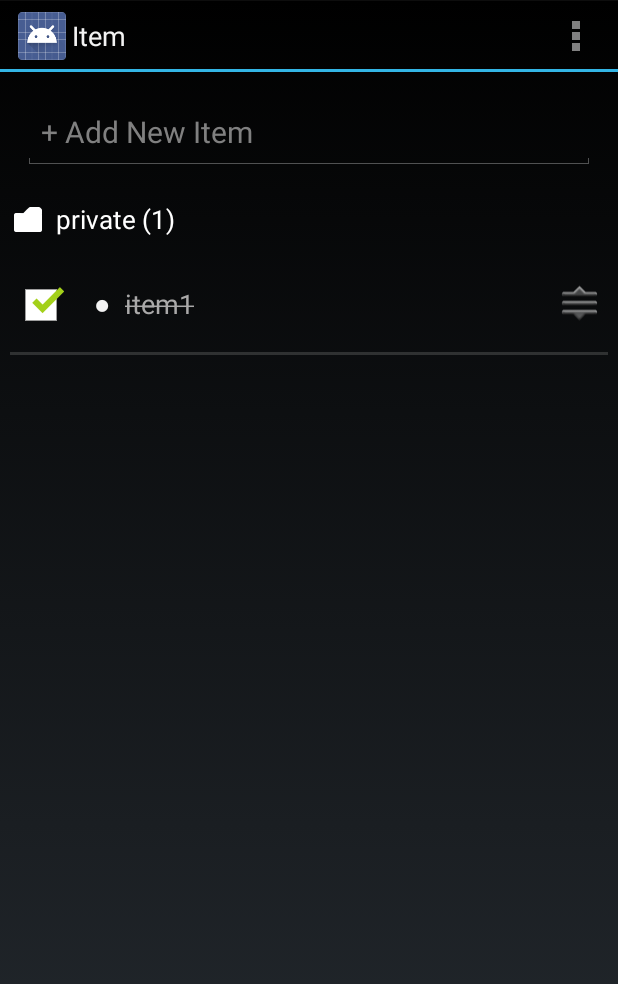
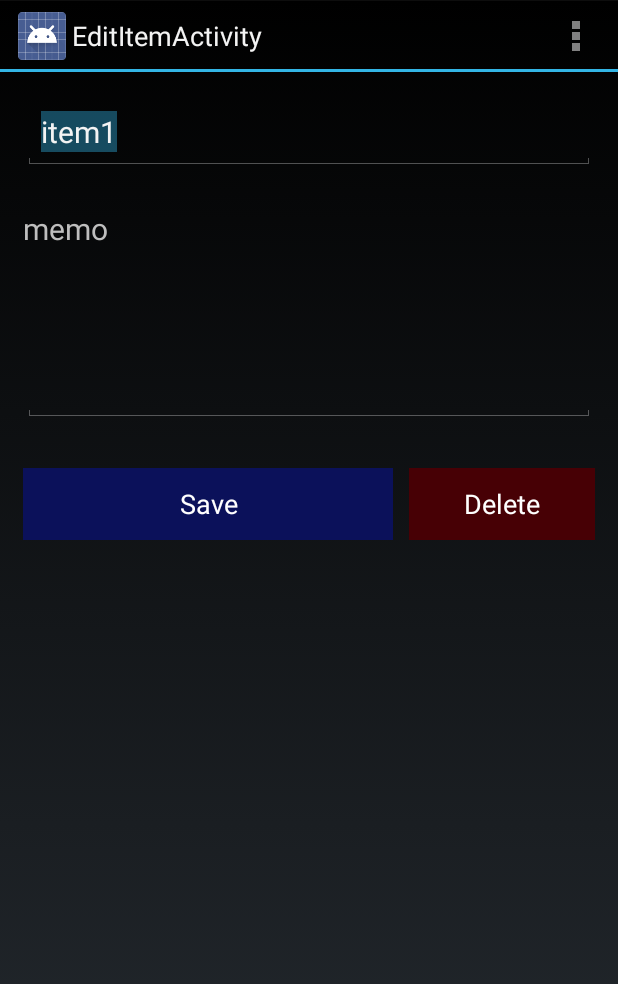
Before and after one commit to nBeebz/ListGet, an Android app: the ItemActivity screen opened directly, with no data from a screen before it, after a tap on an icon or button, on a phone screen of 412 x 824 dp. Shown: the top 984 px of the screen. Run offline under Robolectric (Android 15) with nearby library versions, the phone set to English and light mode, and no system bars; 12 statements that could not run were skipped; 2 other taps on this screen came first.

Commit message:
added edit item activity and edit list activity

```diff
--- /dev/null
+++ b/app/src/main/java/com/example/nav/listget/Activities/EditItemActivity.java
@@ -0,0 +1,172 @@
+package com.example.nav.listget.Activities;
+
+import android.app.Activity;
+import android.content.ContentValues;
+import android.content.Context;
+import android.content.Intent;
+import android.database.Cursor;
+import android.database.sqlite.SQLiteDatabase;
+import android.os.Bundle;
+import android.view.Menu;
+import android.view.MenuItem;
+import android.view.View;
+import android.view.View.OnClickListener;
+import android.view.inputmethod.InputMethodManager;
+import android.widget.Button;
+import android.widget.EditText;
+
+import com.example.nav.listget.DBHelper;
+import com.example.nav.listget.R;
+import com.example.nav.listget.parcelable.ItemObject;
+import com.example.nav.listget.parcelable.ListObject;
+
+public class EditItemActivity extends Activity {
+
+
+    EditText itemName;
+    EditText textMemo;
+    int selectedItem;
+    int selectedCat;
+    @Override
+    protected void onCreate(Bundle savedInstanceState) {
+        super.onCreate(savedInstanceState);
+        setContentView(R.layout.activity_edit_item);
+        MyOnFocusChangeListener focusChangeListener = new MyOnFocusChangeListener();
+        //itemName
+        itemName = (EditText)findViewById(R.id.item_value);
+        itemName.setOnFocusChangeListener(focusChangeListener);
+        //memo
+        textMemo = (EditText)findViewById(R.id.memo);
+        textMemo.setOnFocusChangeListener(focusChangeListener);
+        setButtons();
+        Intent intent = getIntent();;
+        selectedItem = ((ItemObject) intent.getExtras().getSerializable("item")).getItemId();
+        selectedCat = ((ListObject) intent.getExtras().getSerializable("list")).getCategoryId();
+
+    }
+
+
+    @Override
+    public boolean onCreateOptionsMenu(Menu menu) {
+        // Inflate the menu; this adds items to the action bar if it is present.
+        getMenuInflater().inflate(R.menu.edit_list, menu);
+        return true;
+    }
+
+    @Override
+    public boolean onOptionsItemSelected(MenuItem item) {
+        // Handle action bar item clicks here. The action bar will
+        // automatically handle clicks on the Home/Up button, so long
+        // as you specify a parent activity in AndroidManifest.xml.
+        int id = item.getItemId();
+        if (id == R.id.action_settings) {
+            return true;
+        }
+        return super.onOptionsItemSelected(item);
+    }
+
+
+
+    @Override
+    public void onStart() {
+        // TODO Auto-generated method stub
+        super.onStart();
+        setStoredData();
+    }
+
+    /**
+     * close soft keyboad
+     */
+    public class MyOnFocusChangeListener implements View.OnFocusChangeListener{
+        @Override
+        public void onFocusChange(View v, boolean hasFocus) {
+            if (hasFocus == false) {
+                InputMethodManager imm = (InputMethodManager)getSystemService(Context.INPUT_METHOD_SERVICE);
+                imm.hideSoftInputFromWindow(v.getWindowToken(), InputMethodManager.HIDE_NOT_ALWAYS);
+            }
+        }
+    }
+    /**
+     *	set listener to buttons
+     */
+    public void setButtons(){
+        ClickListener listener = new ClickListener();
+        Button btn3 = (Button)findViewById(R.id.save);
+        btn3.setOnClickListener(listener);
+        Button btn4 = (Button)findViewById(R.id.delete);
+        btn4.setOnClickListener(listener);
+    }
+
+
+    /**
+     * put data to edit text
+     */
+    private void setStoredData(){
+        DBHelper helper = new DBHelper(this);
+        SQLiteDatabase db = helper.getReadableDatabase();
+        Cursor c = (Cursor)db.rawQuery("select * from items where itemId="+selectedItem+";", null);
+        if(c.moveToFirst()){
+            itemName.setText(c.getString(c.getColumnIndex("item")));
+            textMemo.setText(c.getString(c.getColumnIndex("memo")));
+        }
+        db.close();
+    }
+
+
+
+    /**
+     * listener class
+     */
+
+    class ClickListener implements OnClickListener {
+        public void onClick(View v){
+            //open database
+            DBHelper helper = new DBHelper(getBaseContext());
+            SQLiteDatabase db = helper.getReadableDatabase();
+            ContentValues cv = getDataFromFields();
+            switch(v.getId())
+            {
+                case R.id.save:
+                    save(db, cv);
+                    break;
+
+                case R.id.delete:
+                    db.delete("items", "itemId = "+selectedItem, null);
+                    break;
+                default:
+                    break;
+            }
+            db.close();
+            finish();
+        }
+    }
+
+    /**
+     * put everything to store in cv
+     * @return　cv things in imput field
+     */
+    public ContentValues getDataFromFields(){
+        ContentValues cv = new ContentValues();
+        String inputTask = (String)itemName.getText().toString();
+        //String inputDue = textDue.getText().toString();
+        //String inputAlert = textAlert.getText().toString();
+        String inputMemo = textMemo.getText().toString();
+
+        if(!(inputTask.equals(""))){
+            cv.put("item", inputTask );
+            //cv.put("due", inputDue );
+            //cv.put("alert", inputAlert );
+            cv.put("memo", inputMemo );
+        }
+        return cv;
+    }
+
+    /**
+     * save data in cv to database
+     * @param db database
+     * @param cv data
+     */
+    private void save(SQLiteDatabase db,ContentValues cv){
+        db.update("items", cv, "itemId = "+selectedItem, null);
+    }
+}
--- a/app/src/main/java/com/example/nav/listget/Activities/ItemActivity.java
+++ b/app/src/main/java/com/example/nav/listget/Activities/ItemActivity.java
@@ -4,6 +4,7 @@ import android.app.Activity;
 import android.app.ListActivity;
 import android.content.ContentValues;
 import android.content.Context;
+import android.content.Intent;
 import android.database.Cursor;
 import android.database.sqlite.SQLiteDatabase;
 import android.graphics.Color;
@@ -17,6 +18,7 @@ import android.view.inputmethod.EditorInfo;
 import android.view.inputmethod.InputMethodManager;
 import android.widget.AdapterView;
 import android.widget.EditText;
+import android.widget.ImageView;
 import android.widget.ListView;
 import android.widget.TextView;
 
@@ -97,9 +99,18 @@ public class ItemActivity extends ListActivity {
     @Override
     protected void onCreate(Bundle savedInstanceState) {
         super.onCreate(savedInstanceState);
-        setContentView(R.layout.activity_item2);
+        setContentView(R.layout.activity_item);
 
         this.getWindow().setSoftInputMode(LayoutParams.SOFT_INPUT_STATE_ALWAYS_HIDDEN);
+        ImageView setting = (ImageView)findViewById(R.id.icon_set);
+        setting.setOnClickListener(new View.OnClickListener() {
+            @Override
+            public void onClick(View view) {
+                Intent intent = new Intent(getBaseContext(), EditListActivity.class);
+                intent.putExtra("list", selectedCat);
+                startActivity(intent);
+            }
+        });
 
         //set edittext field
         inputItem = (EditText) findViewById(R.id.addItem);
@@ -141,19 +152,12 @@ public class ItemActivity extends ListActivity {
     public class listViewListener implements AdapterView.OnItemClickListener {
         public void onItemClick(AdapterView<?> parent, View view, int position, long id) {
             DragSortListView listView = (DragSortListView) parent;
-            ItemObject selectedTask = (ItemObject) listView.getItemAtPosition(position);
+            ItemObject selectedItem = (ItemObject) listView.getItemAtPosition(position);
             //listener.onMove(selectedTask, selectedCat);
-                    /*
-					if(editF==null){
-						editF = new EditFragment();
-					}
-					Bundle bundle = new Bundle();
-					bundle.putSerializable("task", selectedTask);
-					bundle.putSerializable("category", selectedCat);
-					editF.setArguments(bundle);
-					fragmentTransaction = getFragmentManager().beginTransaction().replace(R.id.content, editF);
-					fragmentTransaction.addToBackStack(null);
-					fragmentTransaction.commit(); */
+            Intent intent = new Intent(getBaseContext(), EditItemActivity.class);
+            intent.putExtra("item", selectedItem);
+            intent.putExtra("list", selectedCat);
+            startActivity(intent);
         }
 
     }
@@ -349,6 +353,12 @@ public class ItemActivity extends ListActivity {
         saveOrder();
     }
 
+    @Override
+    public void onStart(){
+        super.onStart();
+        resetList();
+    }
+
     public void saveOrder() {
         DBHelper helper = new DBHelper(this);
         SQLiteDatabase db = helper.getReadableDatabase();
--- a/app/src/main/java/com/example/nav/listget/Activities/List.java
+++ b/app/src/main/java/com/example/nav/listget/Activities/List.java
@@ -42,7 +42,7 @@ public class List extends ListActivity {
 
     protected void onCreate(Bundle savedInstanceState) {
         super.onCreate(savedInstanceState);
-        setContentView(R.layout.activity_list2);
+        setContentView(R.layout.activity_list);
 
         //if(btn==null){
         btn = (LinearLayout) findViewById(R.id.LinearLayout);
--- /dev/null
+++ b/app/src/main/res/layout/activity_edit_item.xml
@@ -0,0 +1,79 @@
+<ScrollView xmlns:android="http://schemas.android.com/apk/res/android"
+    xmlns:tools="http://schemas.android.com/tools"
+    android:layout_width="match_parent"
+    android:layout_height="match_parent"
+    android:orientation="vertical" >
+
+    <LinearLayout
+        android:id="@+id/LinearLayout"
+        android:layout_width="fill_parent"
+        android:layout_height="wrap_content"
+        android:orientation="vertical" >
+
+        <EditText
+            android:id="@+id/item_value"
+            android:layout_width="fill_parent"
+            android:layout_height="50dip"
+            android:layout_margin="15dp"
+            android:hint="@string/item"
+            android:imeOptions="actionDone"
+            android:inputType="text"
+            android:selectAllOnFocus="true"
+            android:textSize="20sp" >
+        </EditText>
+
+
+        <TextView
+            android:id="@+id/memo_title"
+            android:layout_width="wrap_content"
+            android:layout_height="wrap_content"
+            android:layout_marginLeft="15dp"
+            android:layout_marginTop="10dp"
+            android:text="@string/memo"
+            android:textSize="20sp" />
+
+        <EditText
+            android:id="@+id/memo"
+            android:layout_width="fill_parent"
+            android:layout_height="100dp"
+            android:layout_margin="15dp"
+            android:layout_marginTop="15dp"
+            android:gravity="top"
+            android:selectAllOnFocus="true"
+            android:textSize="20sp" >
+        </EditText>
+
+        <LinearLayout
+            android:id="@+id/LinearLayout2"
+            android:layout_width="fill_parent"
+            android:layout_height="wrap_content"
+            android:layout_marginLeft="15dp"
+            android:layout_marginRight="15dp"
+            android:layout_marginTop="15dp"
+            android:orientation="horizontal" >
+
+            <Button
+                android:id="@+id/save"
+                android:layout_width="0dp"
+                android:layout_height="wrap_content"
+                android:layout_marginRight="5dp"
+                android:layout_weight="2"
+                android:background="#ff0b115a"
+                android:text="@string/save"
+                android:textColor="#fff" >
+            </Button>
+
+            <Button
+                android:id="@+id/delete"
+                android:layout_width="0dp"
+                android:layout_height="wrap_content"
+                android:layout_marginLeft="5dp"
+                android:layout_weight="1"
+                android:background="#ff470005"
+                android:text="@string/delete"
+                android:textColor="#fff" >
+            </Button>
+        </LinearLayout>
+    </LinearLayout>
+
+</ScrollView>
--- /dev/null
+++ b/app/src/main/res/menu/edit_list.xml
@@ -0,0 +1,8 @@
+<menu xmlns:android="http://schemas.android.com/apk/res/android"
+    xmlns:tools="http://schemas.android.com/tools"
+    tools:context="com.example.nav.listget.Activities.EditListActivity" >
+    <item android:id="@+id/action_settings"
+        android:title="@string/action_settings"
+        android:orderInCategory="100"
+        android:showAsAction="never" />
+</menu>
--- a/app/src/main/res/values/strings.xml
+++ b/app/src/main/res/values/strings.xml
@@ -28,7 +28,11 @@
     <string name="edit_list">Edit List Name</string>
     <string name="save">Save</string>
     <string name="delete">Delete</string>
+    <string name="memo">memo</string>
+    <string name="item">item</string>
+
     <string name="list_name">List Name</string>
-
+    <string name="title_activity_edit_list">EditListActivity</string>
+    <string name="title_activity_edit_item">EditItemActivity</string>
 
 </resources>
```
Also changed, not shown: app/src/main/AndroidManifest.xml (+8 -2 lines), app/src/main/java/com/example/nav/listget/Activities/EditListActivity.java (added, +127 -0 lines), app/src/main/res/layout/activity_edit_list.xml (added, +64 -0 lines), app/src/main/res/layout/activity_item.xml (renamed from app/src/main/res/layout/activity_item2.xml, +8 -0 lines), app/src/main/res/menu/edit_item.xml (added, +8 -0 lines), app/src/main/res/drawable-hdpi/icon_set.png (added), app/src/main/res/layout/activity_list.xml (renamed from app/src/main/res/layout/activity_list2.xml).
